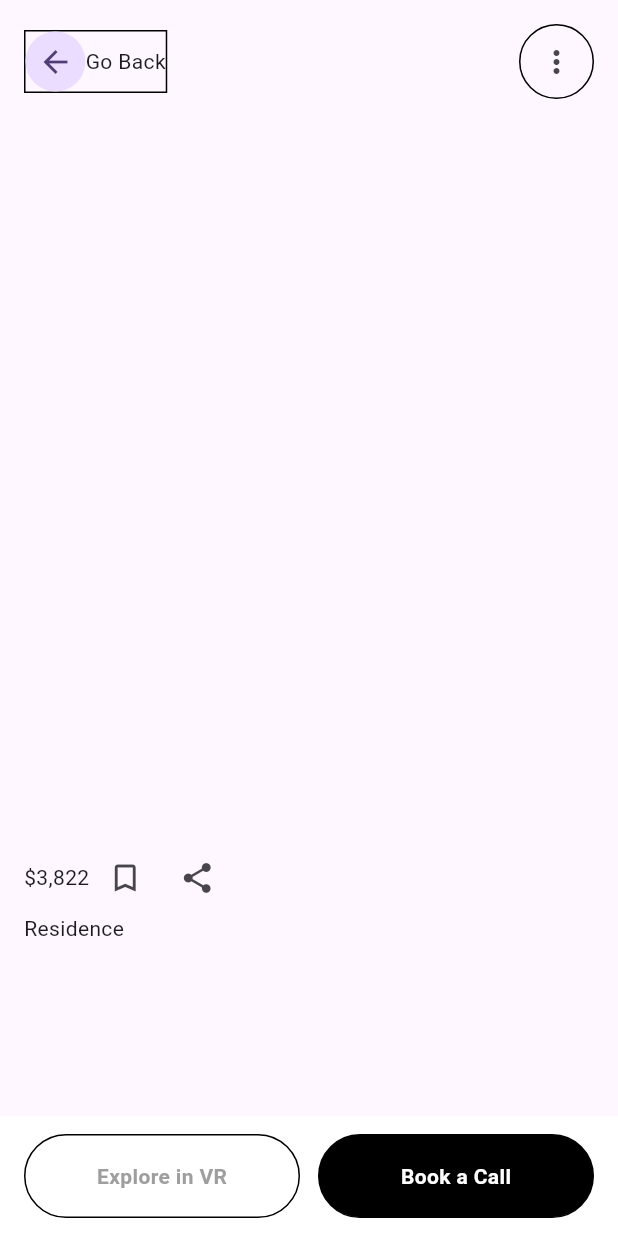
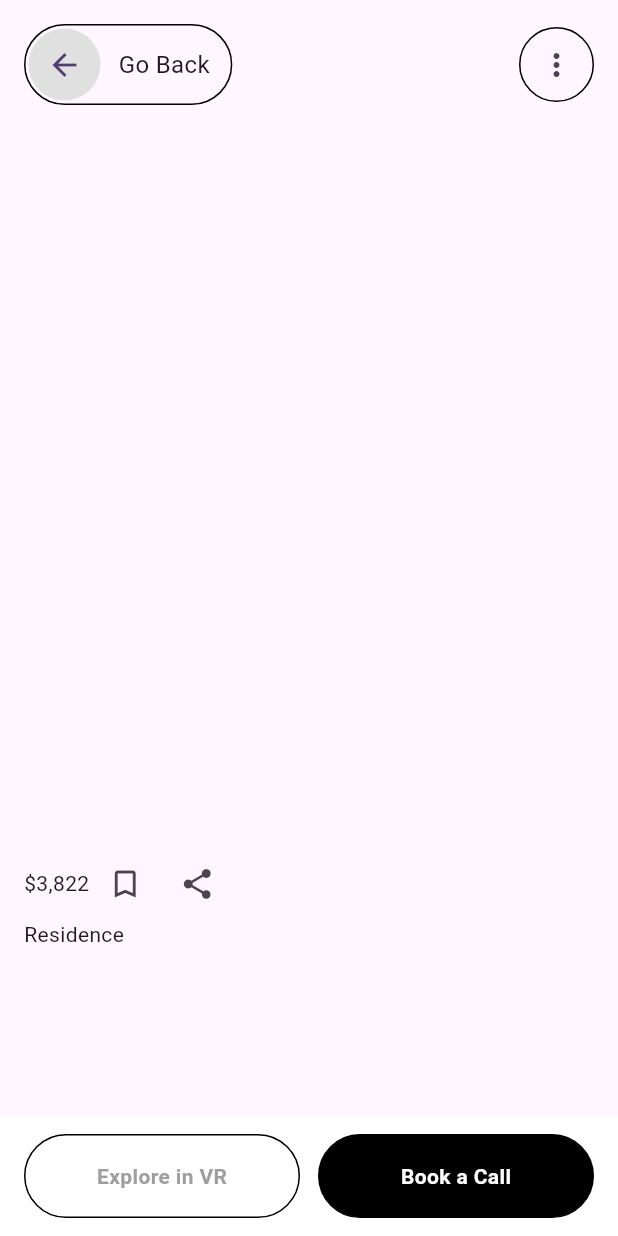
Before and after one commit to JAICHANGPARK/flutter_notebook_chapter_36, a Flutter app: the RealEstateDetailPage screen opened directly, on a phone screen of 412 x 824 dp. Run offline on Flutter 3.47's test engine with Material 3 defaults, Android fonts, the phone set to English and light mode, and no system bars; our stand-ins replace gap; network calls fail.

Commit message:
Update real_estate_detail_page.dart

```diff
--- a/lib/ep1821_real_estate_app/view/real_estate_detail_page.dart
+++ b/lib/ep1821_real_estate_app/view/real_estate_detail_page.dart
@@ -20,20 +20,30 @@ class _RealEstateDetailPageState extends State<RealEstateDetailPage> {
               Row(
                 children: [
                   InkWell(
-                    onTap: (){
+                    onTap: () {
                       Navigator.of(context).pop();
                     },
                     child: Container(
                       decoration: BoxDecoration(
                         border: Border.all(),
+                        borderRadius: BorderRadius.circular(32),
                       ),
+                      padding: EdgeInsets.symmetric(horizontal: 2, vertical: 2),
                       child: Row(
                         children: [
                           CircleAvatar(
-
+                            radius: 24,
+                            backgroundColor: Colors.grey[300]!,
                             child: Icon(Icons.arrow_back),
                           ),
-                          Text("Go Back"),
+                          Gap(12),
+                          Text(
+                            "Go Back",
+                            style: TextStyle(
+                              fontSize: 16,
+                            ),
+                          ),
+                          Gap(12),
                         ],
                       ),
                     ),
@@ -61,16 +71,14 @@ class _RealEstateDetailPageState extends State<RealEstateDetailPage> {
                           height: 480,
                           decoration: BoxDecoration(
                             image: DecorationImage(
-                            image: NetworkImage("https://cdn.pixabay.com/photo/2016/12/08/21/21/skyscrapers-1893201_1280.jpg"),
+                              image: NetworkImage(
+                                  "https://cdn.pixabay.com/photo/2016/12/08/21/21/skyscrapers-1893201_1280.jpg"),
                               fit: BoxFit.cover,
                             ),
                           ),
                           child: Column(
-                          children: [
-
-                          ],
-                        )
-                      ),
+                            children: [],
+                          )),
                       Row(
                         children: [
                           Text("\$3,822"),
```
Lines whose indentation alone changed are shown as unchanged.
